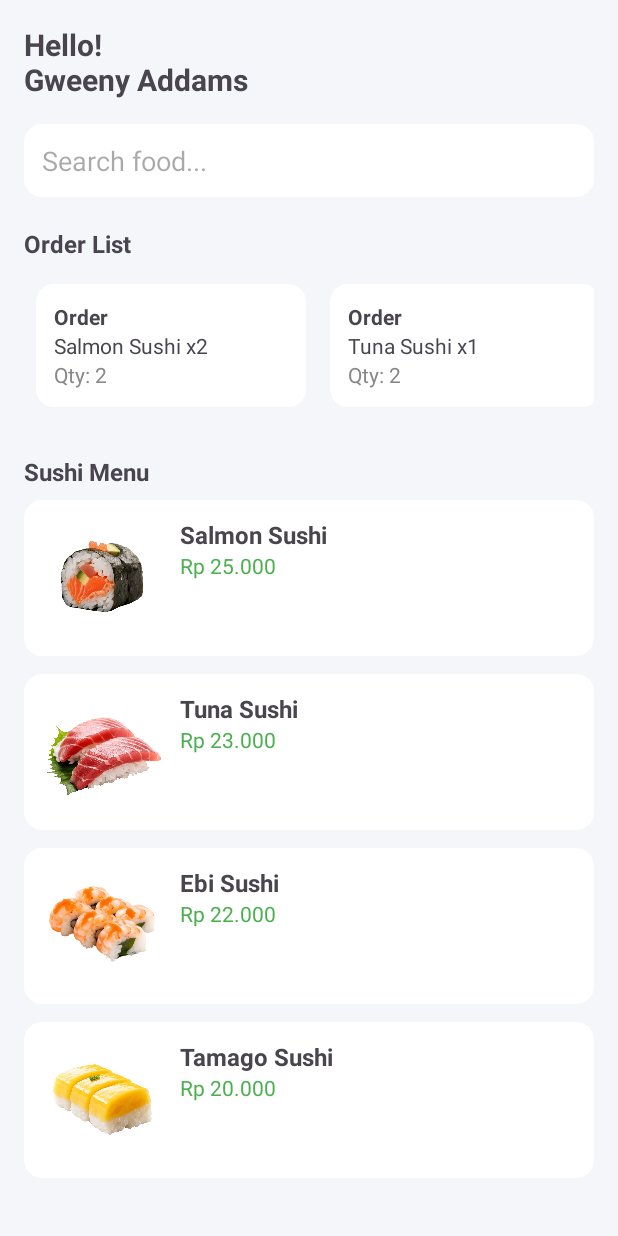
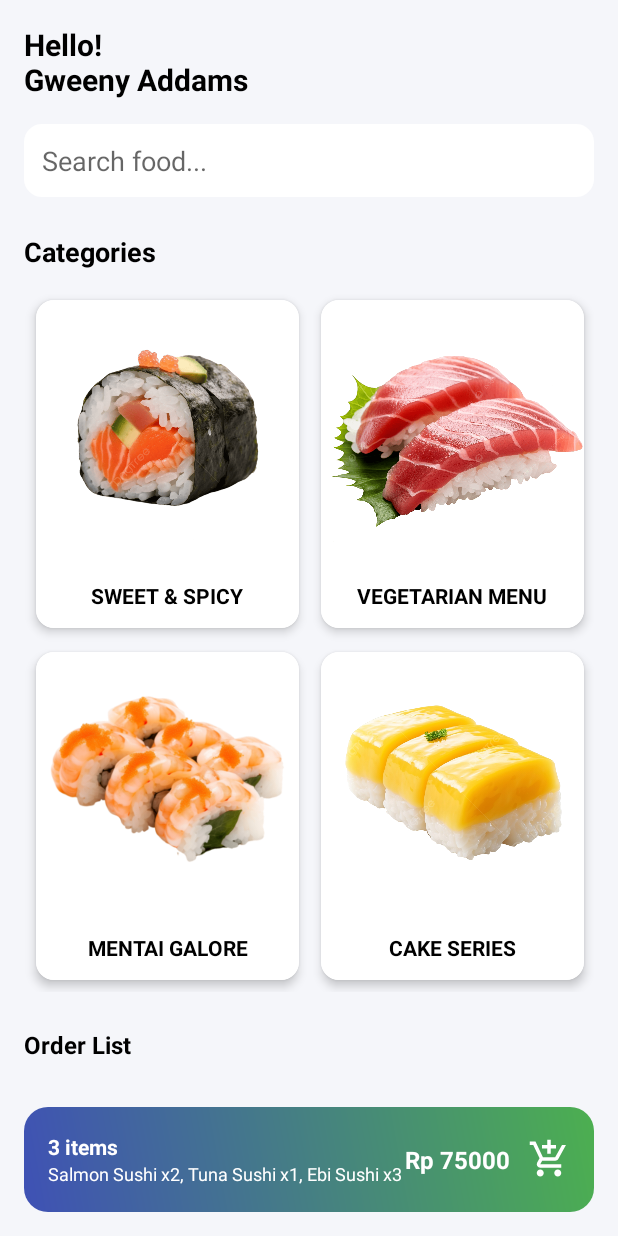
Before and after one commit to arkyan24/Sushi-Sasageyo-APK-PROJECT, an Android app: the screen it shows after launch (MainActivity), on a phone screen of 412 x 824 dp. Run offline under Robolectric (Android 15) with nearby library versions, the phone set to English and light mode, and no system bars.

Commit message:
Update fitur terbaru

```diff
--- /dev/null
+++ b/app/src/main/java/com/proyek_pmob/dineinresto/Category.kt
@@ -0,0 +1,6 @@
+package com.proyek_pmob.dineinresto
+
+data class Category(
+    val name: String,
+    val imageRes: Int
+)
--- /dev/null
+++ b/app/src/main/java/com/proyek_pmob/dineinresto/CategoryAdapter.kt
@@ -0,0 +1,49 @@
+package com.proyek_pmob.dineinresto
+
+import android.content.Intent
+import android.view.LayoutInflater
+import android.view.ViewGroup
+import androidx.recyclerview.widget.RecyclerView
+import com.proyek_pmob.dineinresto.databinding.ItemCategoryBinding
+
+class CategoryAdapter(private val categoryList: List<Category>) :
+    RecyclerView.Adapter<CategoryAdapter.CategoryViewHolder>() {
+
+    // ViewHolder berfungsi untuk memegang komponen layout (item_category.xml)
+    class CategoryViewHolder(val binding: ItemCategoryBinding) : RecyclerView.ViewHolder(binding.root)
+
+    // 1. Create: Membuat tampilan awal
+    override fun onCreateViewHolder(parent: ViewGroup, viewType: Int): CategoryViewHolder {
+        val binding = ItemCategoryBinding.inflate(LayoutInflater.from(parent.context), parent, false)
+        return CategoryViewHolder(binding)
+    }
+
+    // 2. Bind: Memasukkan data ke tampilan dan mengatur fungsi klik
+    override fun onBindViewHolder(holder: CategoryViewHolder, position: Int) {
+        val category = categoryList[position]
+
+        // Set Nama Kategori
+        holder.binding.tvCategoryName.text = category.name
+
+        // Set Gambar Kategori
+        holder.binding.imgCategory.setImageResource(category.imageRes)
+
+        // KLIK ITEM: Pindah ke MenuDetailActivity
+        holder.itemView.setOnClickListener {
+            val context = holder.itemView.context
+
+            // Intent ke halaman detail
+            val intent = Intent(context, MenuDetailActivity::class.java)
+
+            // Kirim data nama kategori agar halaman detail tahu judulnya
+            intent.putExtra("CATEGORY_NAME", category.name)
+
+            context.startActivity(intent)
+        }
+    }
+
+    // 3. Count: Menghitung jumlah data
+    override fun getItemCount(): Int {
+        return categoryList.size
+    }
+}
--- a/app/src/main/java/com/proyek_pmob/dineinresto/MainActivity.kt
+++ b/app/src/main/java/com/proyek_pmob/dineinresto/MainActivity.kt
@@ -1,36 +1,49 @@
 package com.proyek_pmob.dineinresto
 
+import android.content.Intent
 import android.os.Bundle
+import android.view.View
 import androidx.appcompat.app.AppCompatActivity
+import androidx.recyclerview.widget.GridLayoutManager
 import androidx.recyclerview.widget.LinearLayoutManager
-import com.google.firebase.database.*
 import com.proyek_pmob.dineinresto.databinding.ActivityMainBinding
 
 class MainActivity : AppCompatActivity() {
 
     private lateinit var binding: ActivityMainBinding
 
-    // Order terpilih (atas)
+    private val categoryList = mutableListOf<Category>()
+    private lateinit var categoryAdapter: CategoryAdapter
+
     private val selectedOrderList = mutableListOf<String>()
     private lateinit var selectedOrderAdapter: SelectedOrderAdapter
-
-    // Menu sushi (bawah)
-    private val menuSushiList = mutableListOf<MenuSushi>()
-    private lateinit var menuSushiAdapter: MenuSushiAdapter
 
     override fun onCreate(savedInstanceState: Bundle?) {
         super.onCreate(savedInstanceState)
         binding = ActivityMainBinding.inflate(layoutInflater)
         setContentView(binding.root)
 
+        setupCategories()
         setupSelectedOrder()
-        setupMenuSushi()
+        setupOrderBar()
     }
 
-    /* ================= ORDER TERPILIH (HORIZONTAL) ================= */
+    private fun setupCategories() {
+        categoryList.addAll(
+            listOf(
+                Category("SWEET & SPICY", R.drawable.sushi_salmon),
+                Category("VEGETARIAN MENU", R.drawable.sushi_tuna),
+                Category("MENTAI GALORE", R.drawable.sushi_ebi),
+                Category("CAKE SERIES", R.drawable.sushi_tamago)
+            )
+        )
+
+        categoryAdapter = CategoryAdapter(categoryList)
+        binding.rvCategories.layoutManager = GridLayoutManager(this, 2)
+        binding.rvCategories.adapter = categoryAdapter
+    }
 
     private fun setupSelectedOrder() {
-        // Dummy order terpilih
         selectedOrderList.addAll(
             listOf(
                 "Salmon Sushi x2",
@@ -40,30 +53,28 @@ class MainActivity : AppCompatActivity() {
         )
 
         selectedOrderAdapter = SelectedOrderAdapter(selectedOrderList)
-
         binding.rvSelectedOrder.layoutManager =
             LinearLayoutManager(this, LinearLayoutManager.HORIZONTAL, false)
-
         binding.rvSelectedOrder.adapter = selectedOrderAdapter
     }
 
-    /* ================= MENU SUSHI (VERTICAL) ================= */
+    private fun setupOrderBar() {
+        // Show order bar if there are selected orders
+        if (selectedOrderList.isNotEmpty()) {
+            binding.layoutOrderBar.visibility = View.VISIBLE
+            updateOrderBar()
+        }
 
-    private fun setupMenuSushi() {
-        menuSushiList.addAll(
-            listOf(
-                MenuSushi("Salmon Sushi", "Rp 25.000", R.drawable.sushi_salmon),
-                MenuSushi("Tuna Sushi", "Rp 23.000", R.drawable.sushi_tuna),
-                MenuSushi("Ebi Sushi", "Rp 22.000", R.drawable.sushi_ebi),
-                MenuSushi("Tamago Sushi", "Rp 20.000", R.drawable.sushi_tamago)
-            )
-        )
+        binding.layoutOrderBar.setOnClickListener {
+            val intent = Intent(this, OrderActivity::class.java)
+            startActivity(intent)
+        }
+    }
 
-        menuSushiAdapter = MenuSushiAdapter(menuSushiList)
-
-        binding.rvSushiMenu.layoutManager =
-            LinearLayoutManager(this)
-
-        binding.rvSushiMenu.adapter = menuSushiAdapter
+    private fun updateOrderBar() {
+        binding.txtItemCount.text = "${selectedOrderList.size} item${if (selectedOrderList.size > 1) "s" else ""}"
+        binding.txtItemNames.text = selectedOrderList.joinToString(", ")
+        // Calculate total price (dummy calculation)
+        binding.txtTotalPrice.text = "Rp ${selectedOrderList.size * 25000}"
     }
 }
--- a/app/src/main/java/com/proyek_pmob/dineinresto/MenuSushiAdapter.kt
+++ b/app/src/main/java/com/proyek_pmob/dineinresto/MenuSushiAdapter.kt
@@ -5,8 +5,10 @@ import android.view.ViewGroup
 import androidx.recyclerview.widget.RecyclerView
 import com.proyek_pmob.dineinresto.databinding.ItemMenuSushiBinding
 
-class MenuSushiAdapter(private val list: List<MenuSushi>) :
-    RecyclerView.Adapter<MenuSushiAdapter.ViewHolder>() {
+class MenuSushiAdapter(
+    private val list: List<MenuSushi>,
+    private val onItemClick: ((MenuSushi) -> Unit)? = null
+) : RecyclerView.Adapter<MenuSushiAdapter.ViewHolder>() {
 
     inner class ViewHolder(val binding: ItemMenuSushiBinding) :
         RecyclerView.ViewHolder(binding.root)
@@ -25,6 +27,10 @@ class MenuSushiAdapter(private val list: List<MenuSushi>) :
         holder.binding.imgSushi.setImageResource(menu.imageRes)
         holder.binding.txtName.text = menu.name
         holder.binding.txtPrice.text = menu.price
+
+        holder.itemView.setOnClickListener {
+            onItemClick?.invoke(menu)
+        }
     }
 
     override fun getItemCount(): Int = list.size
--- a/app/src/main/res/layout/activity_main.xml
+++ b/app/src/main/res/layout/activity_main.xml
@@ -5,7 +5,6 @@
     android:layout_height="match_parent"
     android:background="#F5F6FA">
 
-    <!-- ================= CONTENT ================= -->
     <ScrollView
         android:id="@+id/scrollContent"
         android:layout_width="match_parent"
@@ -19,16 +18,16 @@
             android:layout_width="match_parent"
             android:layout_height="wrap_content">
 
-            <!-- Header -->
             <TextView
                 android:text="Hello!\nGweeny Addams"
                 android:textSize="20sp"
                 android:textStyle="bold"
+                android:textColor="#000000"
                 android:layout_width="wrap_content"
                 android:layout_height="wrap_content"/>
 
-            <!-- Search -->
             <EditText
+                android:id="@+id/etSearch"
                 android:hint="Search food..."
                 android:layout_marginTop="16dp"
                 android:background="@drawable/rounded_bg"
@@ -36,16 +35,32 @@
                 android:layout_width="match_parent"
                 android:layout_height="wrap_content"/>
 
-            <!-- Order List -->
+            <TextView
+                android:text="Categories"
+                android:textStyle="bold"
+                android:textSize="18sp"
+                android:textColor="#000000"
+                android:layout_marginTop="24dp"
+                android:layout_width="wrap_content"
+                android:layout_height="wrap_content"/>
+
+            <!-- Grid Categories -->
+            <androidx.recyclerview.widget.RecyclerView
+                android:id="@+id/rvCategories"
+                android:layout_width="match_parent"
+                android:layout_height="wrap_content"
+                android:layout_marginTop="12dp"
+                android:nestedScrollingEnabled="false"/>
+
             <TextView
                 android:text="Order List"
                 android:textStyle="bold"
                 android:textSize="16sp"
-                android:layout_marginTop="20dp"
+                android:textColor="#000000"
+                android:layout_marginTop="24dp"
                 android:layout_width="wrap_content"
                 android:layout_height="wrap_content"/>
 
-            <!-- Selected order (horizontal) -->
             <androidx.recyclerview.widget.RecyclerView
                 android:id="@+id/rvSelectedOrder"
                 android:layout_width="match_parent"
@@ -53,31 +68,9 @@
                 android:layout_marginTop="8dp"
                 android:orientation="horizontal"/>
 
-            <!-- Menu Title -->
-            <TextView
-                android:text="Sushi Menu"
-                android:textStyle="bold"
-                android:textSize="16sp"
-                android:layout_marginTop="24dp"
-                android:layout_width="wrap_content"
-                android:layout_height="wrap_content"/>
-
-            <!-- Sushi Menu Recycler -->
-            <androidx.recyclerview.widget.RecyclerView
-                android:id="@+id/rvSushiMenu"
-                android:layout_width="match_parent"
-                android:layout_height="wrap_content"
-                android:layout_marginTop="8dp"/>
-
-            <!-- Spacer -->
-            <View
-                android:layout_width="match_parent"
-                android:layout_height="80dp"/>
-
         </LinearLayout>
     </ScrollView>
 
-    <!-- ================= BOTTOM ORDER BAR ================= -->
     <LinearLayout
         android:id="@+id/layoutOrderBar"
         android:layout_width="match_parent"
@@ -118,7 +111,7 @@
 
         <TextView
             android:id="@+id/txtTotalPrice"
-            android:text="13.600"
+            android:text="Rp 25.000"
             android:textColor="@android:color/white"
             android:textStyle="bold"
             android:textSize="16sp"
--- /dev/null
+++ b/app/src/main/res/layout/item_category.xml
@@ -0,0 +1,37 @@
+<?xml version="1.0" encoding="utf-8"?>
+<androidx.cardview.widget.CardView xmlns:android="http://schemas.android.com/apk/res/android"
+    xmlns:app="http://schemas.android.com/apk/res-auto"
+    android:layout_width="175dp"
+    android:layout_height="wrap_content"
+    android:layout_margin="8dp"
+    app:cardCornerRadius="12dp"
+    app:cardElevation="4dp"
+    android:foreground="?android:attr/selectableItemBackground">
+
+    <LinearLayout
+        android:layout_width="175dp"
+        android:layout_height="wrap_content"
+        android:orientation="vertical"
+        android:background="@android:color/white">
+
+
+        <ImageView
+            android:id="@+id/imgCategory"
+            android:layout_width="175dp"
+            android:layout_height="175dp"
+            android:scaleType="centerCrop"
+            android:src="@drawable/ic_launcher_background" />
+
+        <TextView
+            android:id="@+id/tvCategoryName"
+            android:layout_width="match_parent"
+            android:layout_height="wrap_content"
+            android:padding="12dp"
+            android:text="Category Name"
+            android:gravity="center"
+            android:textColor="@android:color/black"
+            android:textStyle="bold"
+            android:textAllCaps="true"
+            android:textSize="14sp" />
+    </LinearLayout>
+</androidx.cardview.widget.CardView>
```
Also changed, not shown: app/src/main/AndroidManifest.xml (+25 -10 lines), app/src/main/java/com/proyek_pmob/dineinresto/MenuDetailActivity.kt (added, +78 -0 lines), app/src/main/res/layout/activity_menu_detail.xml (added, +44 -0 lines).
